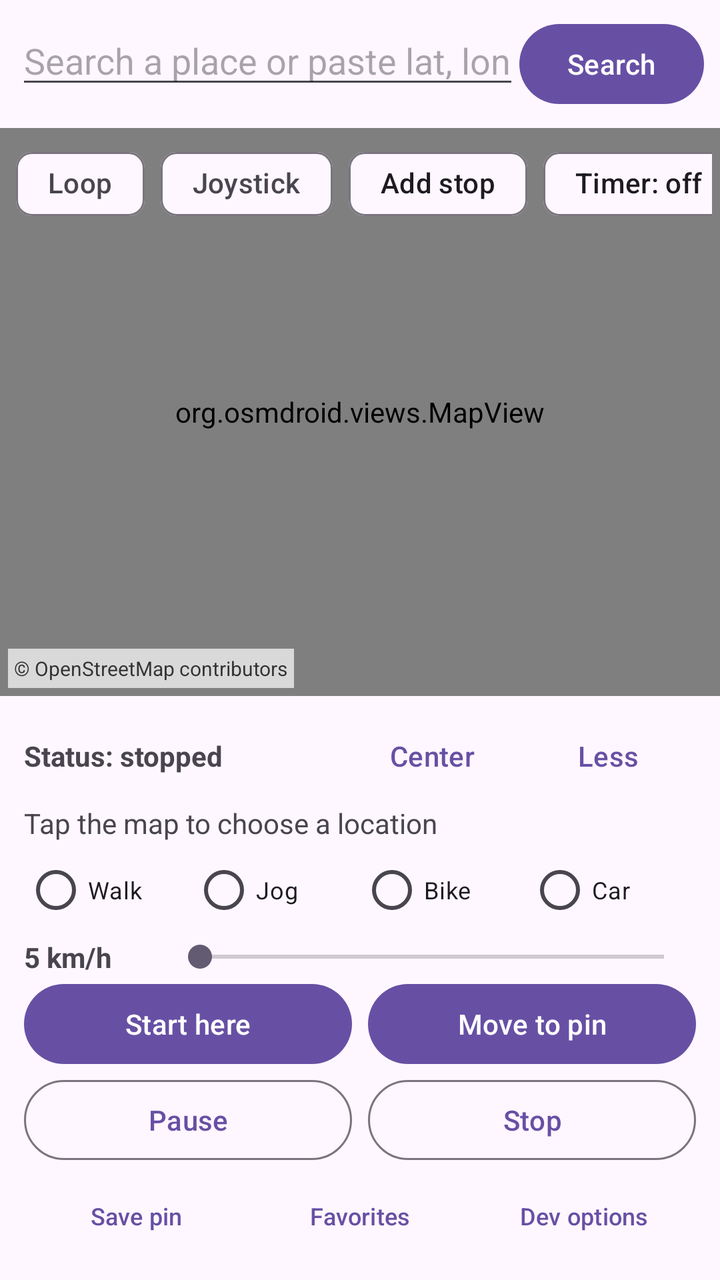
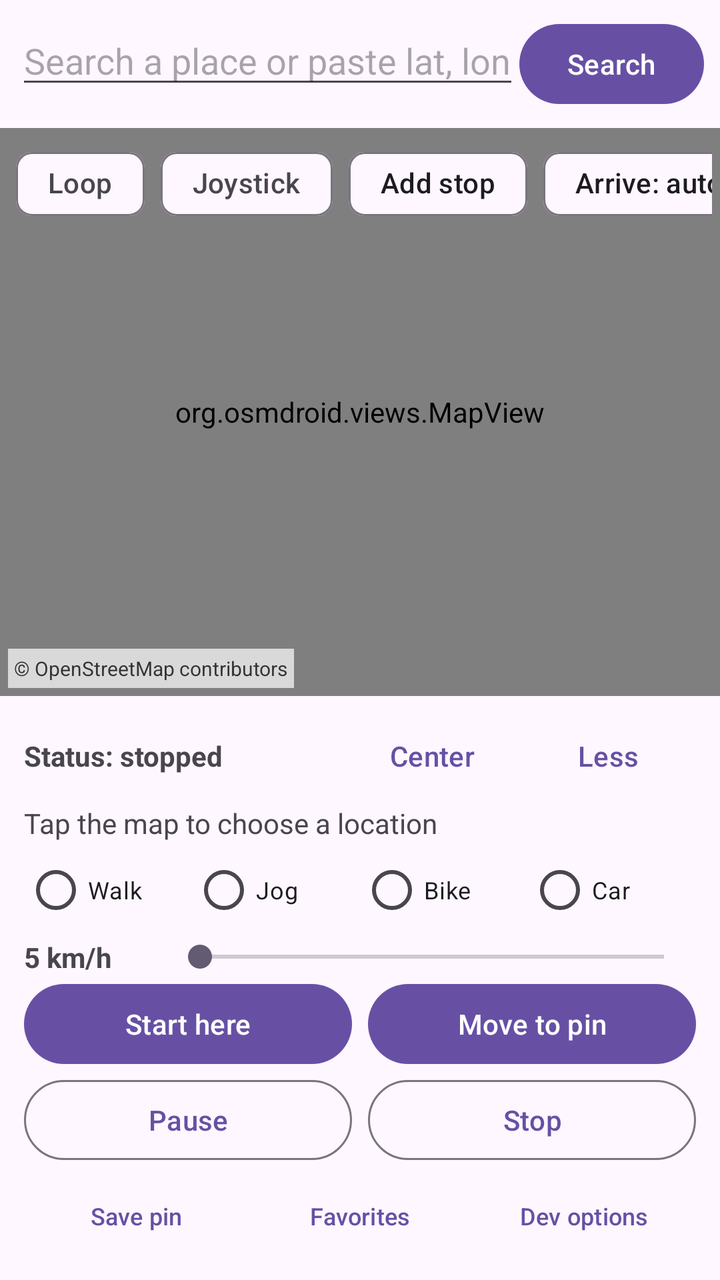

Before-and-after screenshots of an Android layout around one commit, followed by the original layout XML and the change that was made.
<!-- AndroidManifest.xml: application theme Theme.MockLoc -->
<!-- res/layout/activity_main.xml -->
<?xml version="1.0" encoding="utf-8"?>
<LinearLayout xmlns:android="http://schemas.android.com/apk/res/android"
    android:layout_width="match_parent"
    android:layout_height="match_parent"
    android:orientation="vertical">

    <LinearLayout
        android:layout_width="match_parent"
        android:layout_height="wrap_content"
        android:orientation="horizontal"
        android:padding="8dp">

        <EditText
            android:id="@+id/search"
            android:layout_width="0dp"
            android:layout_height="wrap_content"
            android:layout_weight="1"
            android:hint="Search a place or paste lat, lon"
            android:imeOptions="actionSearch"
            android:importantForAutofill="no"
            android:inputType="text"
            android:maxLines="1" />

        <Button
            android:id="@+id/btnSearch"
            android:layout_width="wrap_content"
            android:layout_height="wrap_content"
            android:text="Search" />
    </LinearLayout>

    <FrameLayout
        android:layout_width="match_parent"
        android:layout_height="0dp"
        android:layout_weight="1">

        <org.osmdroid.views.MapView
            android:id="@+id/map"
            android:layout_width="match_parent"
            android:layout_height="match_parent" />

        <HorizontalScrollView
            android:layout_width="wrap_content"
            android:layout_height="wrap_content"
            android:layout_gravity="top|start"
            android:layout_margin="4dp"
            android:overScrollMode="never"
            android:scrollbars="none">

            <LinearLayout
                android:layout_width="wrap_content"
                android:layout_height="wrap_content"
                android:orientation="horizontal"
                android:paddingStart="4dp"
                android:paddingEnd="4dp">

                <com.google.android.material.chip.Chip
                    android:id="@+id/chipLoop"
                    style="@style/Widget.Material3.Chip.Filter"
                    android:layout_width="wrap_content"
                    android:layout_height="wrap_content"
                    android:checkable="true"
                    android:text="Loop" />

                <com.google.android.material.chip.Chip
                    android:id="@+id/chipJoy"
                    style="@style/Widget.Material3.Chip.Filter"
                    android:layout_width="wrap_content"
                    android:layout_height="wrap_content"
                    android:layout_marginStart="8dp"
                    android:checkable="true"
                    android:text="Joystick" />

                <com.google.android.material.chip.Chip
                    android:id="@+id/chipStop"
                    style="@style/Widget.Material3.Chip.Assist"
                    android:layout_width="wrap_content"
                    android:layout_height="wrap_content"
                    android:layout_marginStart="8dp"
                    android:text="Add stop" />

                <com.google.android.material.chip.Chip
                    android:id="@+id/chipTimer"
                    style="@style/Widget.Material3.Chip.Assist"
                    android:layout_width="wrap_content"
                    android:layout_height="wrap_content"
                    android:layout_marginStart="8dp"
                    android:text="Timer: off" />
            </LinearLayout>
        </HorizontalScrollView>

        <TextView
            android:id="@+id/attribution"
            android:layout_width="wrap_content"
            android:layout_height="wrap_content"
            android:layout_gravity="bottom|start"
            android:layout_margin="4dp"
            android:background="#B3FFFFFF"
            android:padding="3dp"
            android:text="© OpenStreetMap contributors"
            android:textColor="#333333"
            android:textSize="10sp" />

        <com.example.mockloc.JoystickView
            android:id="@+id/joystick"
            android:layout_width="150dp"
            android:layout_height="150dp"
            android:layout_gravity="bottom|end"
            android:layout_margin="12dp"
            android:visibility="gone" />
    </FrameLayout>

    <LinearLayout
        android:layout_width="match_parent"
        android:layout_height="wrap_content"
        android:orientation="vertical"
        android:paddingStart="12dp"
        android:paddingTop="6dp"
        android:paddingEnd="12dp"
        android:paddingBottom="8dp">

        <LinearLayout
            android:layout_width="match_parent"
            android:layout_height="wrap_content"
            android:gravity="center_vertical"
            android:orientation="horizontal">

            <TextView
                android:id="@+id/status"
                android:layout_width="0dp"
                android:layout_height="wrap_content"
                android:layout_weight="1"
                android:maxLines="2"
                android:text="Status: stopped"
                android:textStyle="bold" />

            <Button
                android:id="@+id/btnCenter"
                style="@style/Widget.Material3.Button.TextButton"
                android:layout_width="wrap_content"
                android:layout_height="wrap_content"
                android:text="Center" />

            <Button
                android:id="@+id/btnMore"
                style="@style/Widget.Material3.Button.TextButton"
                android:layout_width="wrap_content"
                android:layout_height="wrap_content"
                android:text="Less" />
        </LinearLayout>

        <TextView
            android:id="@+id/selected"
            android:layout_width="match_parent"
            android:layout_height="wrap_content"
            android:text="Tap the map to choose a location" />

        <LinearLayout
            android:id="@+id/extraTop"
            android:layout_width="match_parent"
            android:layout_height="wrap_content"
            android:orientation="vertical">

            <RadioGroup
                android:id="@+id/speedGroup"
                android:layout_width="match_parent"
                android:layout_height="wrap_content"
                android:orientation="horizontal">

                <RadioButton
                    android:id="@+id/rbWalk"
                    android:layout_width="0dp"
                    android:layout_height="wrap_content"
                    android:layout_weight="1"
                    android:text="Walk"
                    android:textSize="12sp" />

                <RadioButton
                    android:id="@+id/rbJog"
                    android:layout_width="0dp"
                    android:layout_height="wrap_content"
                    android:layout_weight="1"
                    android:text="Jog"
                    android:textSize="12sp" />

                <RadioButton
                    android:id="@+id/rbBike"
                    android:layout_width="0dp"
                    android:layout_height="wrap_content"
                    android:layout_weight="1"
                    android:text="Bike"
                    android:textSize="12sp" />

                <RadioButton
                    android:id="@+id/rbCar"
                    android:layout_width="0dp"
                    android:layout_height="wrap_content"
                    android:layout_weight="1"
                    android:text="Car"
                    android:textSize="12sp" />
            </RadioGroup>

            <LinearLayout
                android:layout_width="match_parent"
                android:layout_height="wrap_content"
                android:gravity="center_vertical"
                android:orientation="horizontal">

                <TextView
                    android:id="@+id/speedLabel"
                    android:layout_width="72dp"
                    android:layout_height="wrap_content"
                    android:text="5 km/h"
                    android:textStyle="bold" />

                <SeekBar
                    android:id="@+id/speedBar"
                    android:layout_width="0dp"
                    android:layout_height="wrap_content"
                    android:layout_weight="1"
                    android:max="119" />
            </LinearLayout>
        </LinearLayout>

        <LinearLayout
            android:layout_width="match_parent"
            android:layout_height="wrap_content"
            android:orientation="horizontal">

            <Button
                android:id="@+id/btnStart"
                android:layout_width="0dp"
                android:layout_height="wrap_content"
                android:layout_marginEnd="4dp"
                android:layout_weight="1"
                android:text="Start here" />

            <Button
                android:id="@+id/btnMove"
                android:layout_width="0dp"
                android:layout_height="wrap_content"
                android:layout_marginStart="4dp"
                android:layout_weight="1"
                android:text="Move to pin" />
        </LinearLayout>

        <LinearLayout
            android:layout_width="match_parent"
            android:layout_height="wrap_content"
            android:orientation="horizontal">

            <Button
                android:id="@+id/btnPause"
                style="@style/Widget.Material3.Button.OutlinedButton"
                android:layout_width="0dp"
                android:layout_height="wrap_content"
                android:layout_marginEnd="4dp"
                android:layout_weight="1"
                android:text="Pause" />

            <Button
                android:id="@+id/btnStop"
                style="@style/Widget.Material3.Button.OutlinedButton"
                android:layout_width="0dp"
                android:layout_height="wrap_content"
                android:layout_marginStart="4dp"
                android:layout_weight="1"
                android:text="Stop" />
        </LinearLayout>

        <LinearLayout
            android:id="@+id/extraBottom"
            android:layout_width="match_parent"
            android:layout_height="wrap_content"
            android:orientation="horizontal">

            <Button
                android:id="@+id/btnSave"
                style="@style/Widget.Material3.Button.TextButton"
                android:layout_width="0dp"
                android:layout_height="wrap_content"
                android:layout_weight="1"
                android:text="Save pin"
                android:textSize="12sp" />

            <Button
                android:id="@+id/btnFavs"
                style="@style/Widget.Material3.Button.TextButton"
                android:layout_width="0dp"
                android:layout_height="wrap_content"
                android:layout_weight="1"
                android:text="Favorites"
                android:textSize="12sp" />

            <Button
                android:id="@+id/btnDev"
                style="@style/Widget.Material3.Button.TextButton"
                android:layout_width="0dp"
                android:layout_height="wrap_content"
                android:layout_weight="1"
                android:text="Dev options"
                android:textSize="12sp" />
        </LinearLayout>
    </LinearLayout>
</LinearLayout>
<!-- resources referenced by this layout -->
<resources>
  <style name="Theme.MockLoc" parent="Theme.Material3.DayNight.NoActionBar" />
</resources>

<!-- the commit's change to res/layout/activity_main.xml (unified diff, before → after) -->
@@ -77,6 +77,14 @@
                     android:layout_height="wrap_content"
                     android:layout_marginStart="8dp"
                     android:text="Add stop" />
+
+                <com.google.android.material.chip.Chip
+                    android:id="@+id/chipArrive"
+                    style="@style/Widget.Material3.Chip.Assist"
+                    android:layout_width="wrap_content"
+                    android:layout_height="wrap_content"
+                    android:layout_marginStart="8dp"
+                    android:text="Arrive: auto" />
 
                 <com.google.android.material.chip.Chip
                     android:id="@+id/chipTimer"
